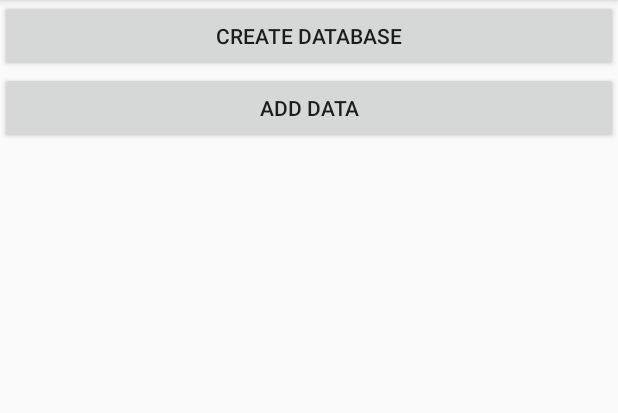
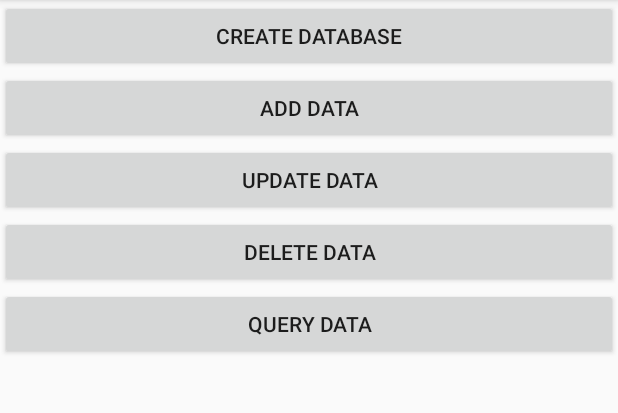
Before and after one commit to youpeisheng/DatabaseTest, an Android app: the screen it shows after launch (MainActivity), on a phone screen of 412 x 824 dp, the part 84-497 px from its top. Run offline under Robolectric (Android 15) with nearby library versions, the phone set to English and light mode, and no system bars.

Commit message:
新增数据库读取

```diff
--- a/app/src/main/res/layout/activity_main.xml
+++ b/app/src/main/res/layout/activity_main.xml
@@ -17,5 +17,23 @@
         android:layout_height="wrap_content"
         android:text="Add data"
         />
+    <Button
+        android:id="@+id/update_data"
+        android:layout_width="match_parent"
+        android:layout_height="wrap_content"
+        android:text="Update data"
+        />
+    <Button
+        android:id="@+id/delete_data"
+        android:layout_width="match_parent"
+        android:layout_height="wrap_content"
+        android:text="Delete data"
+        />
+    <Button
+        android:id="@+id/query_data"
+        android:layout_width="match_parent"
+        android:layout_height="wrap_content"
+        android:text="Query data"
+        />
 
 </LinearLayout>
```
Also changed, not shown: app/src/main/java/com/example/databasetest/MainActivity.java (+45 -0 lines).
